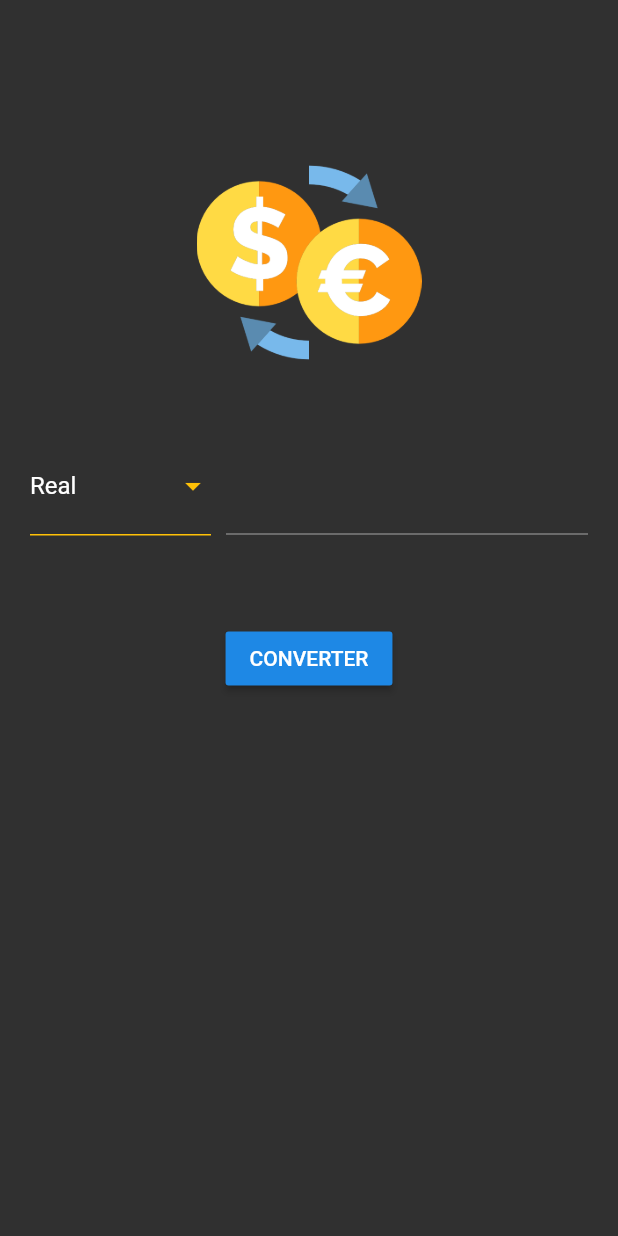
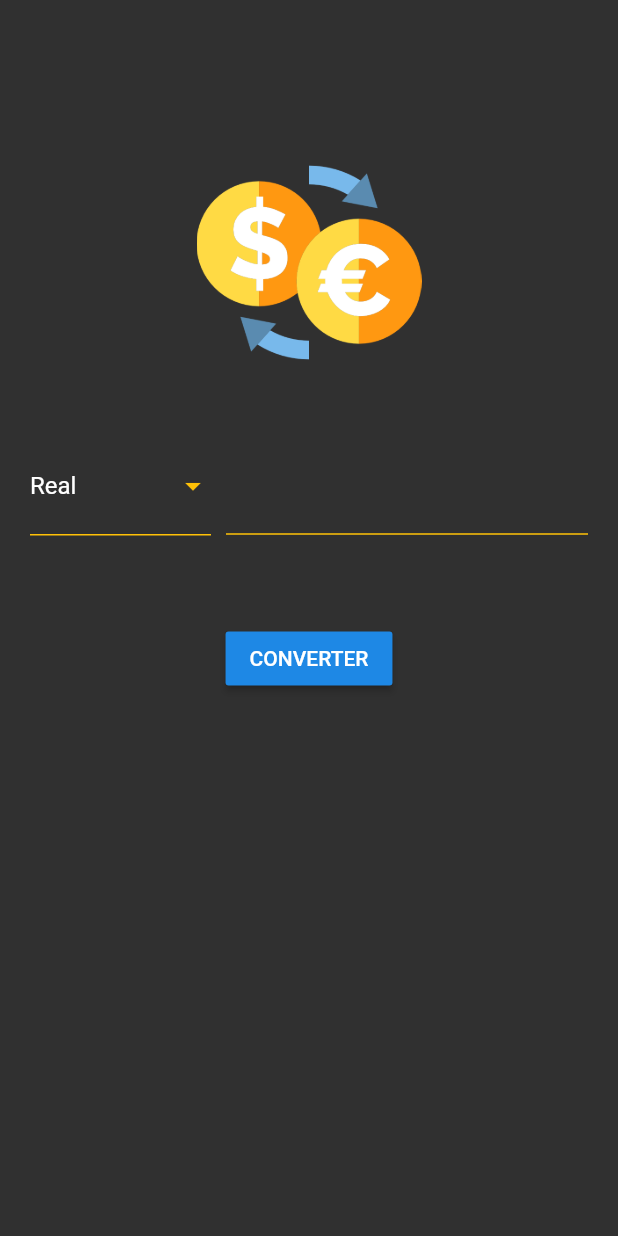
Before and after one commit to kr0ck/Conversor-de-moedas, a Flutter app: the screen it shows after launch, on a phone screen of 412 x 824 dp. Run offline on Flutter 3.47's test engine with Material 2 defaults, Android fonts, the phone set to English and light mode, and no system bars.

```diff
--- a/lib/app/Views/home_page.dart
+++ b/lib/app/Views/home_page.dart
@@ -45,8 +45,13 @@ class HomePage extends StatelessWidget {
                     flex: 2,
                     child: TextField(
                       decoration: InputDecoration(
-                          // labelText: 'Valor',
-                          ),
+                        enabledBorder: UnderlineInputBorder(
+                          borderSide: BorderSide(color: Colors.amber),
+                        ),
+                        focusedBorder: UnderlineInputBorder(
+                          borderSide: BorderSide(color: Colors.amber),
+                        ),
+                      ),
                     ),
                   ),
                 ]),
```
